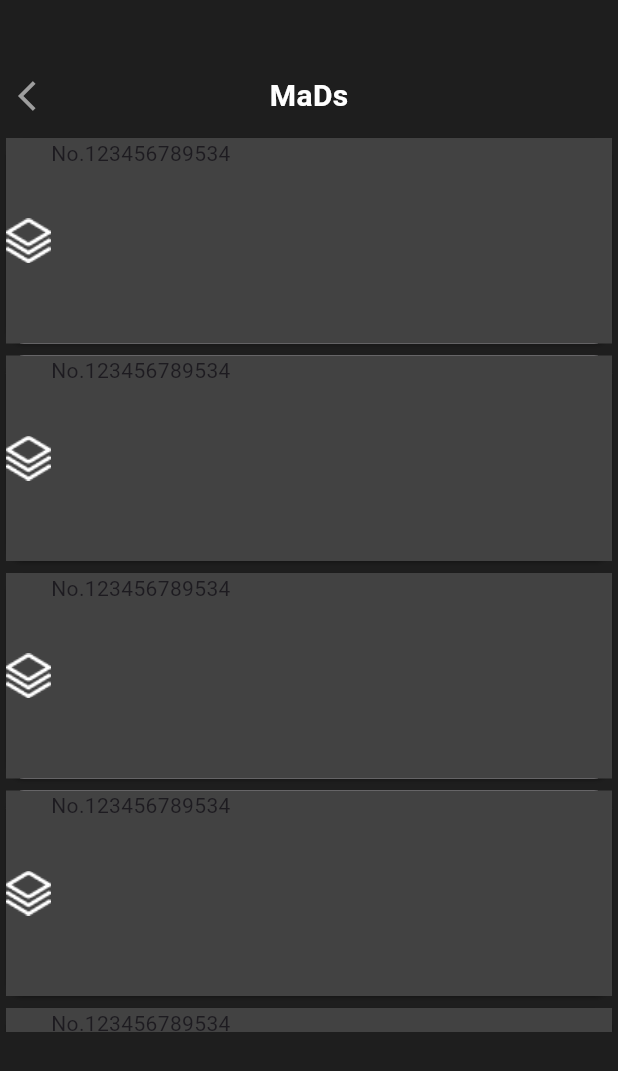
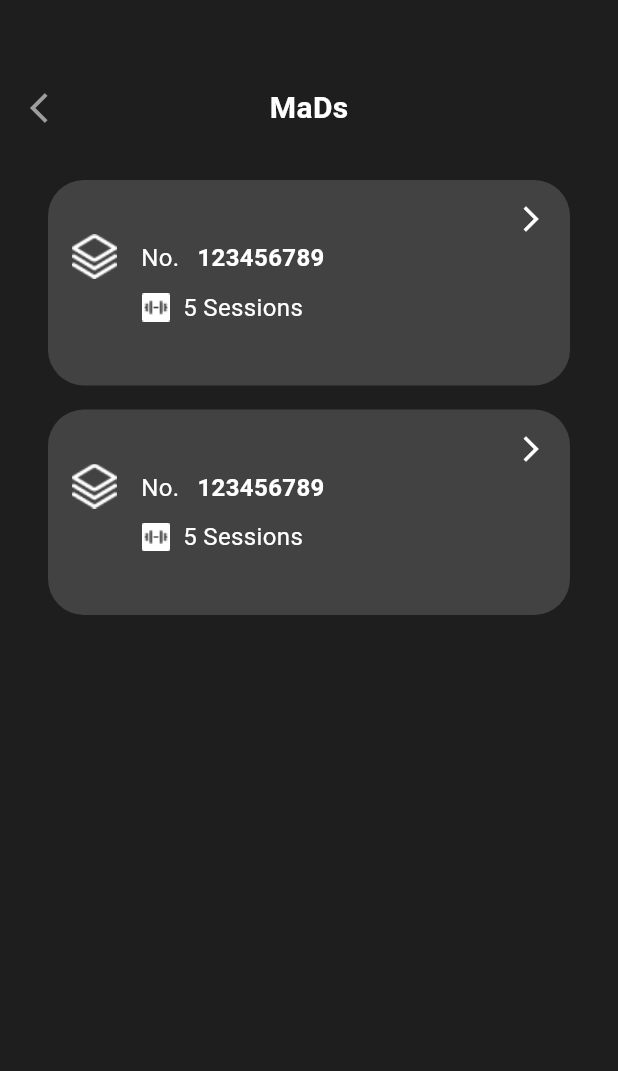
Before and after one commit to Proicon13/Pro-Icon-EMS-, a Flutter app: the MadsScreen screen opened directly, on a phone screen of 412 x 824 dp. Shown: the top 1071 px of the screen. Run offline on Flutter 3.47's test engine with Material 3 defaults, Android fonts, the phone set to English and light mode, and no system bars; our stand-ins replace bloc, country_picker, dartz, dio, equatable, firebase_core and 9 more; accounts and stored records are empty; project files that could hold a hidden picture were left out.

```diff
--- a/lib/Features/Mads/Screens/Mads_screen.dart
+++ b/lib/Features/Mads/Screens/Mads_screen.dart
@@ -18,14 +18,20 @@ class MadsScreen extends StatefulWidget {
     Widget build(BuildContext context) {
       return BaseAppScaffold(
           resizeToAvoidBottomInset: true,
-          body: Column(
-            children: [
-              CustomAppBar(icon: Icons.arrow_back_ios, text: "MaDs" , onIconPressed: (){
-                Navigator.pushReplacement(context, MaterialPageRoute(builder: (_) => SettingsScreen()));
-              },),
-              CardMadsWidget()
+          body: Padding(
+            padding: const EdgeInsets.all(8.0),
+            child: Column(
+              children: [
+                CustomAppBar(icon: Icons.arrow_back_ios, text: "MaDs" , onIconPressed: (){
+                  Navigator.pushReplacement(context, MaterialPageRoute(builder: (_) => SettingsScreen()));
+                },),
+                Padding(
+                  padding: const EdgeInsets.all(8.0),
+                  child: CardMadsWidget(),
+                )
 
-            ],
+              ],
+            ),
           ),
       );
     }
--- a/lib/Features/Mads/Widgets/card_Mads_Widget.dart
+++ b/lib/Features/Mads/Widgets/card_Mads_Widget.dart
@@ -1,10 +1,7 @@
 
   import 'package:flutter/cupertino.dart';
 import 'package:flutter/material.dart';
-import 'package:flutter_svg/svg.dart';
-import 'package:pro_icon/Core/widgets/custom_asset_image.dart';
 
-import '../../../Core/constants/app_assets.dart';
 
 class CardMadsWidget extends StatefulWidget {
     const CardMadsWidget({super.key});
@@ -18,32 +15,97 @@ class CardMadsWidget extends StatefulWidget {
     Widget build(BuildContext context) {
       return SizedBox(
         height: 600,
+        child: Padding(
+          padding: const EdgeInsets.all(8.0),
           child: ListView.builder(
-            itemBuilder: (context , index)
-            {
-              return Card(
+            itemCount: 2,
+            itemBuilder: (context, index) {
+              return Padding(
+                padding: const EdgeInsets.all(8.0),
                 child: Container(
                   width: 398,
                   height: 137,
                   decoration: BoxDecoration(
-                    color: Colors.grey[800]
+                    color: Colors.grey[800],
+                    borderRadius: BorderRadius.circular(24),
                   ),
+                  child: Padding(
+                    padding: const EdgeInsets.all(16.0),
                     child: Row(
+                      crossAxisAlignment: CrossAxisAlignment.start,
                       children: [
-                     Image(image: AssetImage("assets/images/layers 1.png")),
-                      Column(
+
+                        Padding(
+                          padding: const EdgeInsets.only(top: 20),
+                          child: const Image(image: AssetImage("assets/images/layers 1.png")),
+                        ),
+                         SizedBox(width: 16),
+
+
+                        Expanded(
+                          child: Column(
+                            crossAxisAlignment: CrossAxisAlignment.start,
+                            mainAxisAlignment: MainAxisAlignment.center,
                             children: [
-                          Row(children: [
-                            Text("No."),
-                            Text("123456789534")
-                          ],)
+
+                              Row(
+                                children: [
+                                  const Text(
+                                    "No.",
+                                    style: TextStyle(
+                                      color: Colors.white,
+                                      fontSize: 16,
+                                    ),
+                                  ),
+                                  const SizedBox(width: 12),
+                                  Text(
+                                    "123456789",
+                                    style: TextStyle(
+                                      color: Colors.white,
+                                      fontSize: 16,
+                                      fontWeight: FontWeight.bold,
+                                    ),
+                                  ),
                                 ],
                               ),
+                              const SizedBox(height: 10),
+
+
+                              Row(
+                                children: [
+                                  Image.asset(
+                                    "assets/images/Vector (1).png",
+                                    width: 20,
+                                    height: 20,
+                                  ),
+                                  const SizedBox(width: 8),
+                                  const Text(
+                                    "5 Sessions",
+                                    style: TextStyle(
+                                      color: Colors.white,
+                                      fontSize: 16,
+                                    ),
+                                  ),
                                 ],
-                  ) ,
+                              ),
+
+                            ],
+                          ),
+                        ),
+
+
+                        const Icon(
+                          Icons.arrow_forward_ios,
+                          color: Colors.white,
+                          size: 20,
+                        ),
+                      ],
+                    ),
+                  ),
                 ),
               );
-            }
+            },
+          ),
         ),
       );
     }
--- a/lib/splash_screen.dart
+++ b/lib/splash_screen.dart
@@ -31,7 +31,7 @@ class _SplashScreenState extends State<SplashScreen> {
         if (state.userStatus == UserStatus.loggedIn) {
           Future.delayed(const Duration(seconds: 2), () {
             if (context.mounted) {
-             Navigator.pushReplacement(context, MaterialPageRoute(builder: (_) => HomeScreen()));
+            Navigator.pushReplacement(context, MaterialPageRoute(builder: (_) => SettingsScreen()));
             }
           });
         } else {
```
Also changed, not shown: assets/images/Vector (1).png (added). Lines whose indentation alone changed are shown as unchanged.
